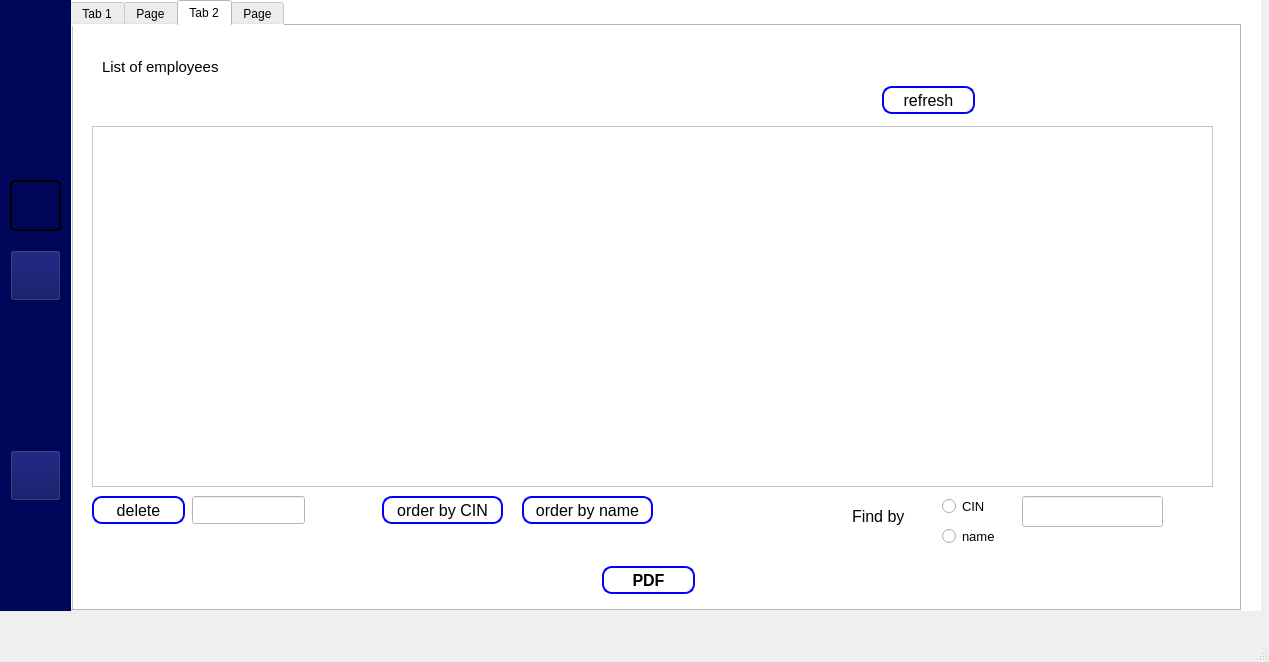
This is mainwindow.ui in Projet-CPP-2A6/Nautica as Qt 5 draws it before an edit. The edited form follows.
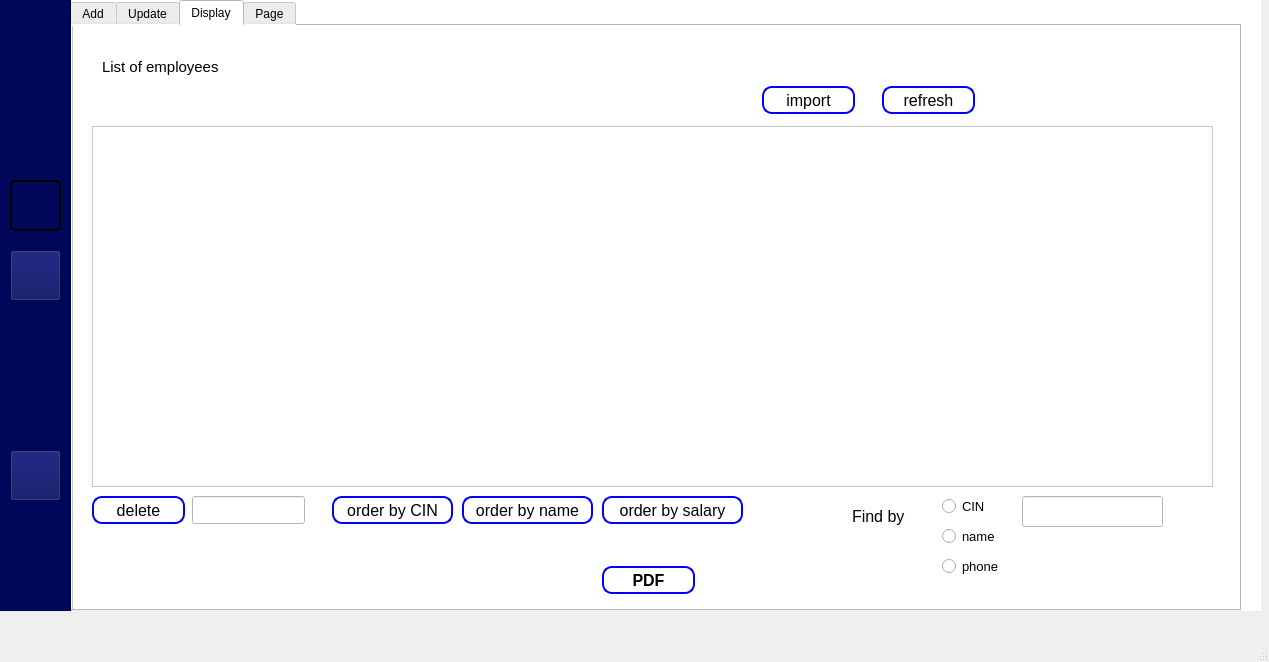
This is the edited form. The open tabs and pages were chosen to show the change. Icons and pictures are not drawn.

```diff
--- a/mainwindow.ui
+++ b/mainwindow.ui
@@ -599,7 +599,7 @@
       </property>
       <widget class="QWidget" name="gestion_employes">
        <attribute name="title">
-        <string>Tab 1</string>
+        <string>Add</string>
        </attribute>
        <widget class="QFrame" name="frame_7">
         <property name="geometry">
@@ -1098,7 +1098,7 @@
       </widget>
       <widget class="QWidget" name="tab_3">
        <attribute name="title">
-        <string>Page</string>
+        <string>Update</string>
        </attribute>
        <widget class="QFrame" name="frame_10">
         <property name="geometry">
@@ -1595,7 +1595,7 @@
       </widget>
       <widget class="QWidget" name="tab_2">
        <attribute name="title">
-        <string>Tab 2</string>
+        <string>Display</string>
        </attribute>
        <widget class="QFrame" name="frame_9">
         <property name="geometry">
@@ -1709,7 +1709,7 @@
         <widget class="QPushButton" name="triCinPushButton">
          <property name="geometry">
           <rect>
-           <x>310</x>
+           <x>260</x>
            <y>480</y>
            <width>121</width>
            <height>28</height>
@@ -1737,7 +1737,7 @@
         <widget class="QPushButton" name="triNomPushButton">
          <property name="geometry">
           <rect>
-           <x>450</x>
+           <x>390</x>
            <y>480</y>
            <width>131</width>
            <height>28</height>
@@ -1862,6 +1862,80 @@
           <string>PDF</string>
          </property>
         </widget>
+        <widget class="QPushButton" name="triSalaryPushButton">
+            <property name="geometry">
+             <rect>
+              <x>530</x>
+              <y>480</y>
+              <width>141</width>
+              <height>28</height>
+             </rect>
+            </property>
+            <property name="styleSheet">
+             <string notr="true">QPushButton {
+       background-color: #ffffff; /* Fond blanc */
+       border: 2px solid blue; /* Bordure bleue */
+       border-radius: 10px; /* Coins arrondis */
+       padding: 1px 2px; /* Espacement intérieur */
+       color: black; /* Couleur du texte */
+       font-size: 16px; /* Taille de la police */
+   }
+   
+   QPushButton:hover {
+       background-color: blue; /* Nouvelle couleur de fond au survol */
+       color: white; /* Nouvelle couleur de texte au survol */
+   }</string>
+            </property>
+            <property name="text">
+             <string>order by salary</string>
+            </property>
+           </widget>
+           <widget class="QRadioButton" name="PhoneradioButton">
+            <property name="geometry">
+             <rect>
+              <x>870</x>
+              <y>540</y>
+              <width>97</width>
+              <height>20</height>
+             </rect>
+            </property>
+            <property name="font">
+             <font>
+              <pointsize>10</pointsize>
+             </font>
+            </property>
+            <property name="text">
+             <string>phone</string>
+            </property>
+           </widget>
+           <widget class="QPushButton" name="importCSV">
+            <property name="geometry">
+             <rect>
+              <x>690</x>
+              <y>70</y>
+              <width>93</width>
+              <height>28</height>
+             </rect>
+            </property>
+            <property name="styleSheet">
+             <string notr="true">QPushButton {
+       background-color: #ffffff; /* Fond blanc */
+       border: 2px solid blue; /* Bordure bleue */
+       border-radius: 10px; /* Coins arrondis */
+       padding: 1px 2px; /* Espacement intérieur */
+       color: black; /* Couleur du texte */
+       font-size: 16px; /* Taille de la police */
+   }
+   
+   QPushButton:hover {
+       background-color: blue; /* Nouvelle couleur de fond au survol */
+       color: white; /* Nouvelle couleur de texte au survol */
+   }</string>
+            </property>
+            <property name="text">
+             <string>import</string>
+            </property>
+           </widget>
        </widget>
       </widget>
       <widget class="QWidget" name="tab">
```
Left out of the diff: 26 changed lines with no effect on the pictures.
